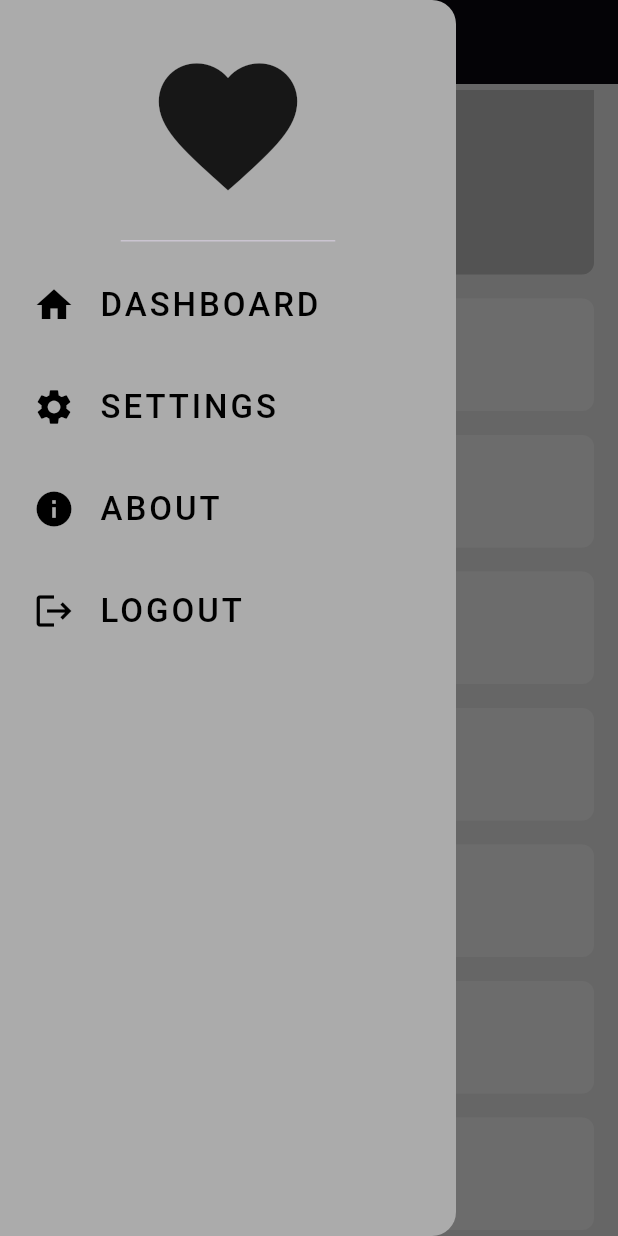
After one commit to Mahmoud-Adel-Ali/adaptive_app, a Flutter app: the screen it shows after launch, scrolled down 461 dp, after a tap on the "menu" icon, on a phone screen of 412 x 824 dp. The commit adds this screen. Run offline on Flutter 3.47's test engine with Material 3 defaults, Android fonts, the phone set to English and light mode, and no system bars.

Commit message:
create drawer and mobile layout done

```diff
--- a/lib/screens/home_view.dart
+++ b/lib/screens/home_view.dart
@@ -1,18 +1,35 @@
+import 'package:adaptive_app/widgets/custom_drawer.dart';
 import 'package:adaptive_app/widgets/home_view_body.dart';
 import 'package:flutter/material.dart';
 
-class HomeView extends StatelessWidget {
+class HomeView extends StatefulWidget {
   const HomeView({super.key});
 
   @override
+  State<HomeView> createState() => _HomeViewState();
+}
+
+class _HomeViewState extends State<HomeView> {
+  GlobalKey<ScaffoldState> scaffoldKey = GlobalKey();
+  @override
   Widget build(BuildContext context) {
     return Scaffold(
+      key: scaffoldKey,
+      drawer: const CustomDrawer(),
       backgroundColor: const Color(0xffDFDFDF),
       appBar: AppBar(
         backgroundColor: Colors.black,
-        leading: const Icon(Icons.menu,size: 28,color: Colors.white,),
+        leading: IconButton(
+            onPressed: () {
+              scaffoldKey.currentState!.openDrawer();
+            },
+            icon: const Icon(
+              Icons.menu,
+              size: 28,
+              color: Colors.white,
+            )),
       ),
-      body:const HomeViewBody() ,
+      body: const HomeViewBody(),
     );
   }
 }
--- /dev/null
+++ b/lib/widgets/custom_drawer.dart
@@ -0,0 +1,24 @@
+import 'package:adaptive_app/widgets/custom_drawer_items_list_view.dart';
+import 'package:flutter/material.dart';
+
+class CustomDrawer extends StatelessWidget {
+  const CustomDrawer({super.key});
+
+  @override
+  Widget build(BuildContext context) {
+    return const Drawer(
+      backgroundColor: Color(0xffABABAB),
+      child: Column(
+        children: [
+           DrawerHeader(
+            child: Icon(
+              Icons.favorite,
+              size: 111,
+            ),
+          ),
+          CustomDrawerItemsListView(),
+        ],
+      ),
+    );
+  }
+}
--- /dev/null
+++ b/lib/widgets/custom_drawer_item.dart
@@ -0,0 +1,34 @@
+import 'package:flutter/material.dart';
+
+class CustomDrawerItem extends StatelessWidget {
+  const CustomDrawerItem(
+      {super.key, required this.title, required this.icon,required this.onTap});
+  final String title;
+  final IconData icon;
+  final Function()? onTap;
+  @override
+  Widget build(BuildContext context) {
+    return Padding(
+      padding: const EdgeInsets.all(6.0),
+      child: InkWell(
+        onTap: onTap,
+        child: ListTile(
+          title: Text(
+            title,
+            style: const TextStyle(
+              letterSpacing: 2,
+              fontSize: 22,
+              color: Colors.black,
+              fontWeight: FontWeight.w500
+            ),
+          ),
+          leading: Icon(
+            icon,
+            size: 28,
+            color: Colors.black,
+          ),
+        ),
+      ),
+    );
+  }
+}
--- /dev/null
+++ b/lib/widgets/custom_drawer_items_list_view.dart
@@ -0,0 +1,36 @@
+import 'package:adaptive_app/widgets/custom_drawer_item.dart';
+import 'package:flutter/material.dart';
+
+class CustomDrawerItemsListView extends StatelessWidget {
+  const CustomDrawerItemsListView({super.key});
+
+  @override
+  Widget build(BuildContext context) {
+    return ListView(
+      shrinkWrap: true,
+      physics: const NeverScrollableScrollPhysics(),
+      children: [
+        CustomDrawerItem(
+          onTap: () {},
+          title: 'DASHBOARD',
+          icon: Icons.home,
+        ),
+        CustomDrawerItem(
+          onTap: () {},
+          title: 'SETTINGS',
+          icon: Icons.settings,
+        ),
+        CustomDrawerItem(
+          onTap: () {},
+          title: 'ABOUT',
+          icon: Icons.info,
+        ),
+        CustomDrawerItem(
+          onTap: () {},
+          title: 'LOGOUT',
+          icon: Icons.logout,
+        ),
+      ],
+    );
+  }
+}
```
